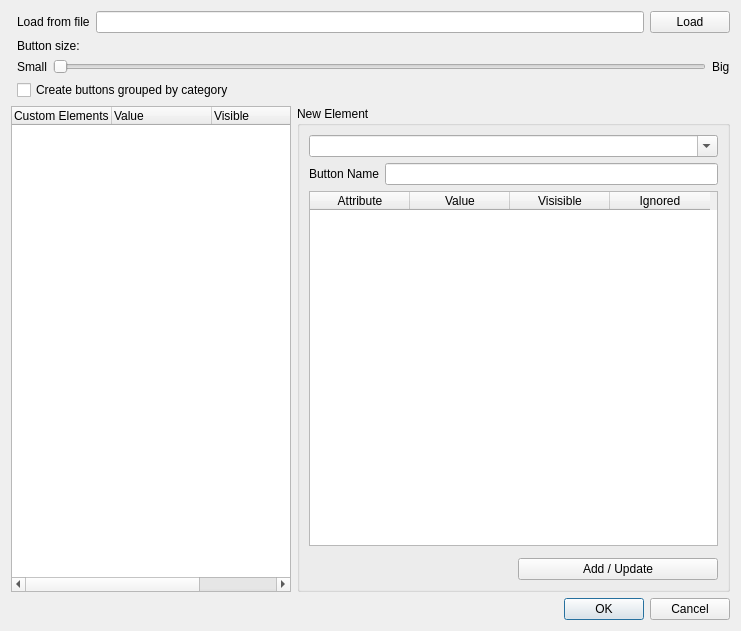
Old version of the form ProductionTools/FieldToolBox/field_setup.ui in the repository dsgoficial/DsgTools.
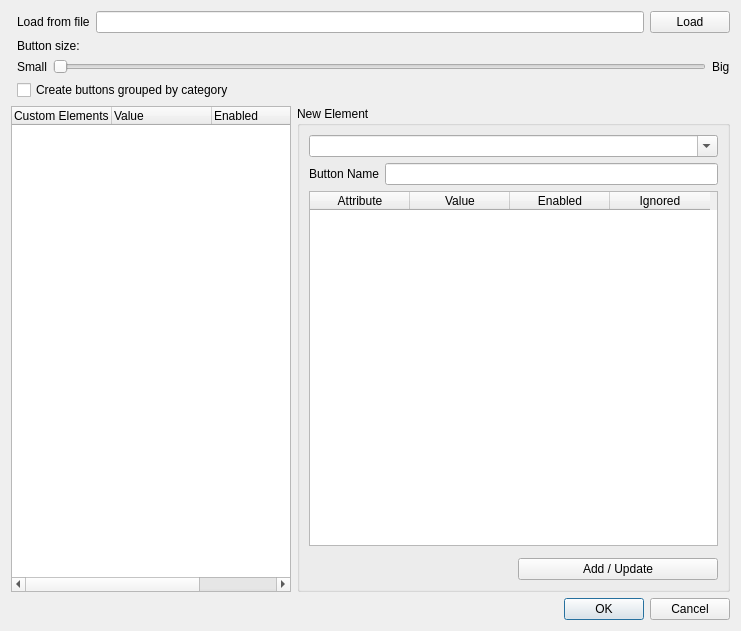
New version of the form. Custom widgets are drawn as their Qt base class.

Diff of the .ui file:
```diff
--- a/ProductionTools/FieldToolBox/field_setup.ui
+++ b/ProductionTools/FieldToolBox/field_setup.ui
@@ -125,7 +125,7 @@
        </column>
        <column>
         <property name="text">
-         <string>Visible</string>
+         <string>Enabled</string>
         </property>
        </column>
        <column>
@@ -194,7 +194,7 @@
           </column>
           <column>
            <property name="text">
-            <string>Visisible</string>
+            <string>Enabled</string>
            </property>
           </column>
           <column>
```
Left out of the diff: 8 changed lines with no effect on the pictures.
